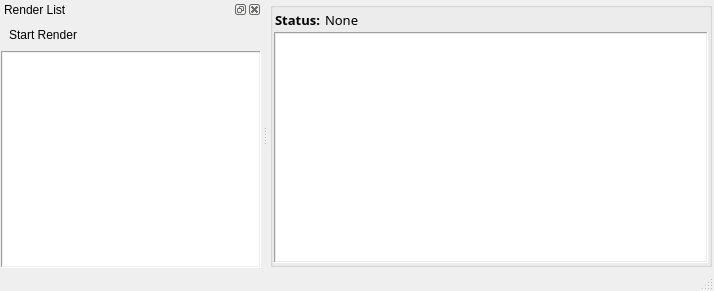
Before: the Qt Designer form uis/winMain.ui in kaymatrix/lra, drawn with Qt 5.
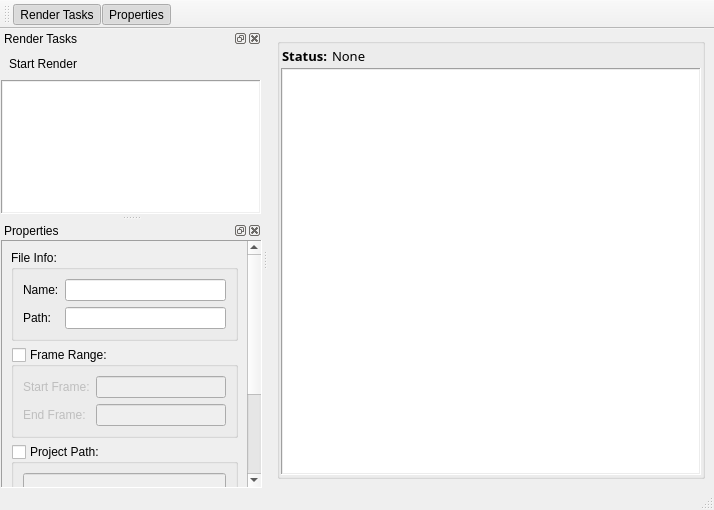
After: the same form once the commit is applied.

Commit message: PROPERTIES PAGE DOCK CONTROL DYNAMIC STATUS AND icons RENDER TASK OBJECT

Patch:
```diff
--- a/uis/winMain.ui
+++ b/uis/winMain.ui
@@ -7,20 +7,20 @@
     <x>0</x>
     <y>0</y>
     <width>714</width>
-    <height>291</height>
+    <height>510</height>
    </rect>
   </property>
   <property name="windowTitle">
    <string>MainWindow</string>
   </property>
+  <property name="toolButtonStyle">
+   <enum>Qt::ToolButtonTextBesideIcon</enum>
+  </property>
+  <property name="dockNestingEnabled">
+   <bool>true</bool>
+  </property>
   <widget class="QWidget" name="centralwidget">
-   <layout class="QGridLayout" name="gridLayout_7">
-    <property name="margin">
-     <number>2</number>
-    </property>
-    <property name="spacing">
-     <number>2</number>
-    </property>
+   <layout class="QGridLayout" name="gridLayout_8">
     <item row="0" column="0">
      <widget class="QGroupBox" name="groupBox">
       <property name="title">
@@ -135,7 +135,7 @@
   <widget class="QStatusBar" name="statusbar"/>
   <widget class="QDockWidget" name="dockWidget">
    <property name="windowTitle">
-    <string>Render List</string>
+    <string>Render Tasks</string>
    </property>
    <attribute name="dockWidgetArea">
     <number>1</number>
@@ -180,6 +180,9 @@
           <property name="text">
            <string>Start Render</string>
           </property>
+          <property name="toolButtonStyle">
+           <enum>Qt::ToolButtonTextBesideIcon</enum>
+          </property>
           <property name="autoRaise">
            <bool>true</bool>
           </property>
@@ -241,6 +244,258 @@
     </layout>
    </widget>
   </widget>
+  <widget class="QToolBar" name="toolBar">
+   <property name="windowTitle">
+    <string>toolBar</string>
+   </property>
+   <attribute name="toolBarArea">
+    <enum>TopToolBarArea</enum>
+   </attribute>
+   <attribute name="toolBarBreak">
+    <bool>false</bool>
+   </attribute>
+   <addaction name="actionRenderTasks"/>
+   <addaction name="actionProperties"/>
+  </widget>
+  <widget class="QDockWidget" name="dckProperties">
+   <property name="windowTitle">
+    <string>Properties</string>
+   </property>
+   <attribute name="dockWidgetArea">
+    <number>1</number>
+   </attribute>
+   <widget class="QWidget" name="dockWidgetContents_2">
+    <layout class="QGridLayout" name="gridLayout_7">
+     <property name="leftMargin">
+      <number>1</number>
+     </property>
+     <property name="topMargin">
+      <number>0</number>
+     </property>
+     <property name="rightMargin">
+      <number>0</number>
+     </property>
+     <property name="bottomMargin">
+      <number>0</number>
+     </property>
+     <property name="spacing">
+      <number>0</number>
+     </property>
+     <item row="0" column="0">
+      <widget class="QScrollArea" name="scrollArea">
+       <property name="frameShape">
+        <enum>QFrame::Panel</enum>
+       </property>
+       <property name="widgetResizable">
+        <bool>true</bool>
+       </property>
+       <widget class="QWidget" name="scrollAreaWidgetContents">
+        <property name="geometry">
+         <rect>
+          <x>0</x>
+          <y>0</y>
+          <width>243</width>
+          <height>348</height>
+         </rect>
+        </property>
+        <layout class="QGridLayout" name="gridLayout_12">
+         <item row="6" column="0">
+          <widget class="QGroupBox" name="frmPropButtons">
+           <property name="title">
+            <string/>
+           </property>
+           <layout class="QGridLayout" name="gridLayout_13">
+            <property name="margin">
+             <number>2</number>
+            </property>
+            <property name="spacing">
+             <number>2</number>
+            </property>
+            <item row="0" column="3">
+             <widget class="QToolButton" name="btnPropApply">
+              <property name="text">
+               <string>Apply</string>
+              </property>
+              <property name="toolButtonStyle">
+               <enum>Qt::ToolButtonTextBesideIcon</enum>
+              </property>
+              <property name="autoRaise">
+               <bool>true</bool>
+              </property>
+             </widget>
+            </item>
+            <item row="0" column="0">
+             <spacer name="horizontalSpacer_3">
+              <property name="orientation">
+               <enum>Qt::Horizontal</enum>
+              </property>
+              <property name="sizeHint" stdset="0">
+               <size>
+                <width>40</width>
+                <height>20</height>
+               </size>
+              </property>
+             </spacer>
+            </item>
+           </layout>
+          </widget>
+         </item>
+         <item row="0" column="0">
+          <widget class="QGroupBox" name="frmPropFileInfo">
+           <property name="title">
+            <string>File Info:</string>
+           </property>
+           <layout class="QGridLayout" name="gridLayout_10">
+            <item row="0" column="0">
+             <widget class="QLabel" name="label_5">
+              <property name="text">
+               <string>Name:</string>
+              </property>
+             </widget>
+            </item>
+            <item row="0" column="1">
+             <widget class="QLineEdit" name="lePropFileName">
+              <property name="readOnly">
+               <bool>true</bool>
+              </property>
+             </widget>
+            </item>
+            <item row="1" column="0">
+             <widget class="QLabel" name="label_6">
+              <property name="text">
+               <string>Path:</string>
+              </property>
+             </widget>
+            </item>
+            <item row="1" column="1">
+             <widget class="QLineEdit" name="lePropFilePath">
+              <property name="readOnly">
+               <bool>true</bool>
+              </property>
+             </widget>
+            </item>
+           </layout>
+          </widget>
+         </item>
+         <item row="2" column="0">
+          <widget class="QGroupBox" name="frmPropProjPath">
+           <property name="title">
+            <string>Project Path:</string>
+           </property>
+           <property name="checkable">
+            <bool>true</bool>
+           </property>
+           <property name="checked">
+            <bool>false</bool>
+           </property>
+           <layout class="QGridLayout" name="gridLayout_11">
+            <item row="0" column="0">
+             <widget class="QLineEdit" name="lePropProjPath"/>
+            </item>
+           </layout>
+          </widget>
+         </item>
+         <item row="1" column="0">
+          <widget class="QGroupBox" name="frmPropFrameRange">
+           <property name="title">
+            <string>Frame Range:</string>
+           </property>
+           <property name="checkable">
+            <bool>true</bool>
+           </property>
+           <property name="checked">
+            <bool>false</bool>
+           </property>
+           <layout class="QGridLayout" name="gridLayout_9">
+            <item row="0" column="0">
+             <widget class="QLabel" name="label_3">
+              <property name="text">
+               <string>Start Frame:</string>
+              </property>
+             </widget>
+            </item>
+            <item row="0" column="1">
+             <widget class="QLineEdit" name="lePropStartFrame"/>
+            </item>
+            <item row="1" column="0">
+             <widget class="QLabel" name="label_4">
+              <property name="text">
+               <string>End Frame:</string>
+              </property>
+             </widget>
+            </item>
+            <item row="1" column="1">
+             <widget class="QLineEdit" name="lePropEndFrame"/>
+            </item>
+           </layout>
+          </widget>
+         </item>
+         <item row="3" column="0">
+          <widget class="QGroupBox" name="frmPropOutputPath">
+           <property name="title">
+            <string>Output Path:</string>
+           </property>
+           <property name="checkable">
+            <bool>true</bool>
+           </property>
+           <property name="checked">
+            <bool>false</bool>
+           </property>
+           <layout class="QGridLayout" name="gridLayout_15">
+            <item row="0" column="0">
+             <widget class="QLineEdit" name="lePropOutputPath"/>
+            </item>
+           </layout>
+          </widget>
+         </item>
+         <item row="4" column="0">
+          <spacer name="verticalSpacer">
+           <property name="orientation">
+            <enum>Qt::Vertical</enum>
+           </property>
+           <property name="sizeHint" stdset="0">
+            <size>
+             <width>20</width>
+             <height>40</height>
+            </size>
+           </property>
+          </spacer>
+         </item>
+        </layout>
+       </widget>
+      </widget>
+     </item>
+    </layout>
+   </widget>
+  </widget>
+  <action name="actionRenderTasks">
+   <property name="checkable">
+    <bool>true</bool>
+   </property>
+   <property name="checked">
+    <bool>true</bool>
+   </property>
+   <property name="text">
+    <string>Render Tasks</string>
+   </property>
+   <property name="toolTip">
+    <string>Show/Hide Render Tasks</string>
+   </property>
+  </action>
+  <action name="actionProperties">
+   <property name="checkable">
+    <bool>true</bool>
+   </property>
+   <property name="checked">
+    <bool>true</bool>
+   </property>
+   <property name="text">
+    <string>Properties</string>
+   </property>
+   <property name="toolTip">
+    <string>Show/Hide Properties</string>
+   </property>
+  </action>
  </widget>
  <resources/>
  <connections/>
```
Left out of the diff: 69 changed lines with no effect on the pictures. The commit also changes 8 other files.
